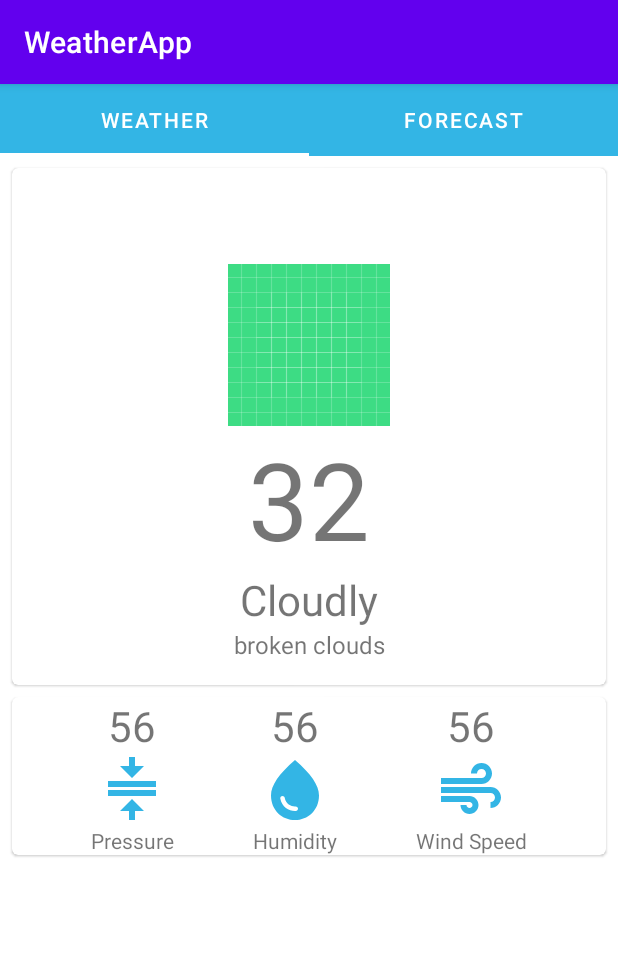
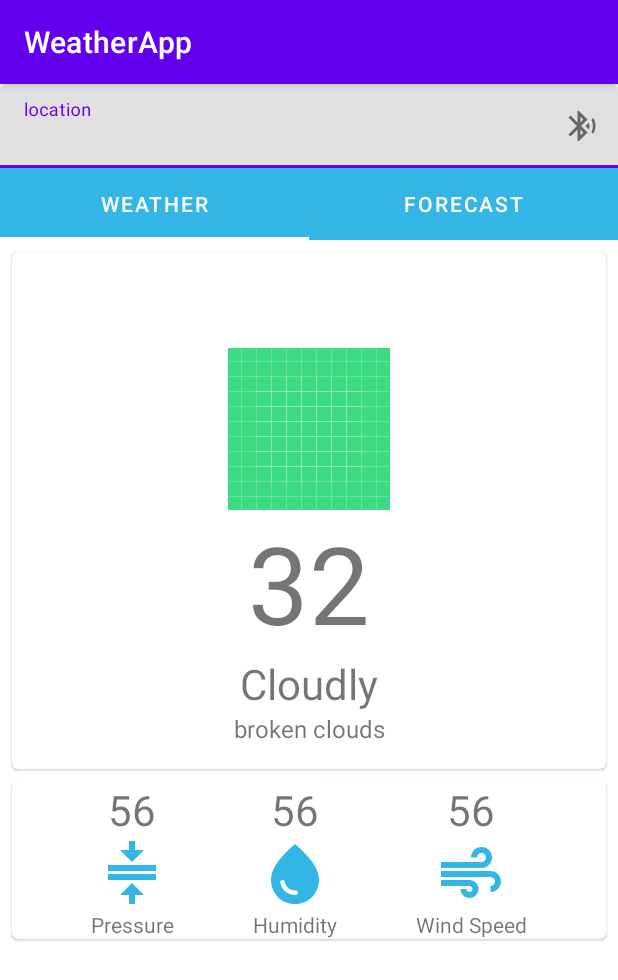
Before and after one commit to LitvyakovSerg/WeatherApp, an Android app: the screen it shows after launch (MainActivity), on a phone screen of 412 x 824 dp. Shown: the top 980 px of the screen. Run offline under Robolectric (Android 15) with nearby library versions, the phone set to English and light mode, and no system bars; our stand-ins replace Dagger/Hilt's generated code.

```diff
--- a/app/src/main/java/com/example/android/weatherapp/MainActivity.kt
+++ b/app/src/main/java/com/example/android/weatherapp/MainActivity.kt
@@ -1,9 +1,11 @@
 package com.example.android.weatherapp
 
+import android.content.Context
 import androidx.appcompat.app.AppCompatActivity
 import android.os.Bundle
 import android.util.Log
 import android.view.LayoutInflater
+import android.view.inputmethod.InputMethodManager
 import android.widget.TextView
 import androidx.activity.viewModels
 import androidx.lifecycle.lifecycleScope
@@ -15,6 +17,7 @@ import com.example.android.weatherapp.network.WeatherApi
 import com.example.android.weatherapp.viewmodel.MainViewModel
 import com.google.android.material.tabs.TabLayout
 import com.google.android.material.tabs.TabLayoutMediator
+import com.google.android.material.textfield.TextInputLayout
 import dagger.hilt.android.AndroidEntryPoint
 import kotlinx.coroutines.Dispatchers
 import kotlinx.coroutines.launch
@@ -30,6 +33,8 @@ class MainActivity : AppCompatActivity() {
 
     private lateinit var binding: ActivityMainBinding
 
+    private lateinit var inputField: TextInputLayout
+
     override fun onCreate(savedInstanceState: Bundle?) {
         super.onCreate(savedInstanceState)
         binding = ActivityMainBinding.inflate(layoutInflater)
@@ -37,10 +42,22 @@ class MainActivity : AppCompatActivity() {
 
         viewPager = binding.viewPager
         tabLayout = binding.tabLayout
+        inputField = binding.mainInputField
 
-        lifecycleScope.launch(Dispatchers.Main) {
-            mainViewModel.getCoordinates("London")
+        inputField.setEndIconOnClickListener {
+
+            val inputMethodManager =
+                getSystemService(Context.INPUT_METHOD_SERVICE) as InputMethodManager
+            if (inputMethodManager.isActive) {
+                inputMethodManager.hideSoftInputFromWindow(binding.root.windowToken, 0)
+            }
+
+            lifecycleScope.launch(Dispatchers.Main) {
+                mainViewModel.getCoordinates(inputField.editText?.text.toString())
+            }
         }
+
+
 
         mainViewModel.coordinatesResult.observe(this, {
             lifecycleScope.launch(Dispatchers.Main) {
--- /dev/null
+++ b/app/src/main/res/drawable/baseline_bluetooth_searching_24.xml
@@ -0,0 +1,5 @@
+<vector xmlns:android="http://schemas.android.com/apk/res/android" android:autoMirrored="true" android:height="24dp" android:tint="#000000" android:viewportHeight="24" android:viewportWidth="24" android:width="24dp">
+
+    <path android:fillColor="@android:color/white" android:pathData="M14.24,12.01l2.32,2.32c0.28,-0.72 0.44,-1.51 0.44,-2.33 0,-0.82 -0.16,-1.59 -0.43,-2.31l-2.33,2.32zM19.53,6.71l-1.26,1.26c0.63,1.21 0.98,2.57 0.98,4.02s-0.36,2.82 -0.98,4.02l1.2,1.2c0.97,-1.54 1.54,-3.36 1.54,-5.31 -0.01,-1.89 -0.55,-3.67 -1.48,-5.19zM15.71,7.71L10,2L9,2v7.59L4.41,5 3,6.41 8.59,12 3,17.59 4.41,19 9,14.41L9,22h1l5.71,-5.71 -4.3,-4.29 4.3,-4.29zM11,5.83l1.88,1.88L11,9.59L11,5.83zM12.88,16.29L11,18.17v-3.76l1.88,1.88z"/>
+
+</vector>
--- a/app/src/main/res/layout/activity_main.xml
+++ b/app/src/main/res/layout/activity_main.xml
@@ -6,6 +6,23 @@
     android:layout_height="match_parent"
     tools:context=".MainActivity">
 
+    <com.google.android.material.textfield.TextInputLayout
+        android:id="@+id/main_input_field"
+        android:layout_width="0dp"
+        android:layout_height="wrap_content"
+        android:hint="location"
+        app:endIconMode="custom"
+        app:endIconDrawable="@drawable/baseline_bluetooth_searching_24"
+        app:layout_constraintLeft_toLeftOf="parent"
+        app:layout_constraintRight_toRightOf="parent"
+        app:layout_constraintTop_toTopOf="parent">
+
+        <com.google.android.material.textfield.TextInputEditText
+            android:layout_width="match_parent"
+            android:layout_height="wrap_content" />
+
+    </com.google.android.material.textfield.TextInputLayout>
+
     <com.google.android.material.tabs.TabLayout
         android:id="@+id/tabLayout"
         android:layout_width="match_parent"
@@ -13,7 +30,7 @@
         android:background="@android:color/holo_blue_light"
         app:layout_constraintLeft_toLeftOf="parent"
         app:layout_constraintRight_toRightOf="parent"
-        app:layout_constraintTop_toTopOf="parent"
+        app:layout_constraintTop_toBottomOf="@+id/main_input_field"
         app:tabIconTint="@android:color/white"
         app:tabIndicatorColor="@color/white"
         app:tabSelectedTextColor="@color/white"
@@ -30,34 +47,4 @@
         app:layout_constraintTop_toBottomOf="@+id/tabLayout"
         />
 
-<!--    <TextView-->
-<!--        android:id="@+id/locationLabel"-->
-<!--        android:layout_width="wrap_content"-->
-<!--        android:layout_height="wrap_content"-->
-<!--        android:text="location"-->
-<!--        app:layout_constraintBottom_toBottomOf="parent"-->
-<!--        app:layout_constraintEnd_toEndOf="parent"-->
-<!--        app:layout_constraintStart_toStartOf="parent"-->
-<!--        app:layout_constraintTop_toTopOf="parent" />-->
-
-<!--    <TextView-->
-<!--        android:id="@+id/currentWeatherLabel"-->
-<!--        android:layout_width="wrap_content"-->
-<!--        android:layout_height="wrap_content"-->
-<!--        android:text="weather"-->
-<!--        app:layout_constraintBottom_toBottomOf="parent"-->
-<!--        app:layout_constraintEnd_toEndOf="parent"-->
-<!--        app:layout_constraintStart_toStartOf="parent"-->
-<!--        app:layout_constraintTop_toBottomOf="@id/locationLabel" />-->
-
-<!--    <TextView-->
-<!--        android:id="@+id/forecastLabel"-->
-<!--        android:layout_width="wrap_content"-->
-<!--        android:layout_height="wrap_content"-->
-<!--        android:text="forecast"-->
-<!--        app:layout_constraintBottom_toBottomOf="parent"-->
-<!--        app:layout_constraintEnd_toEndOf="parent"-->
-<!--        app:layout_constraintStart_toStartOf="parent"-->
-<!--        app:layout_constraintTop_toBottomOf="@id/currentWeatherLabel" />-->
-
 </androidx.constraintlayout.widget.ConstraintLayout>
```
Also changed, not shown: app/src/main/java/com/example/android/weatherapp/ForecastAdapter.kt (+63 -0 lines).
